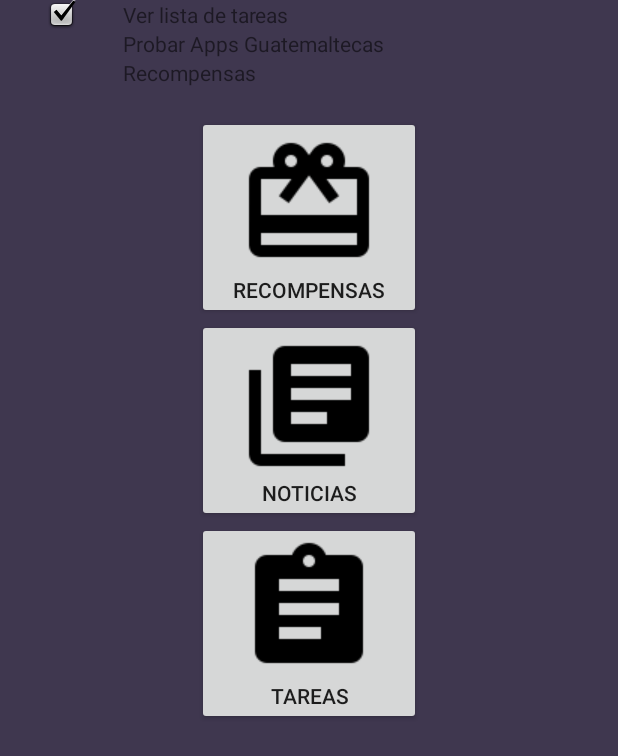
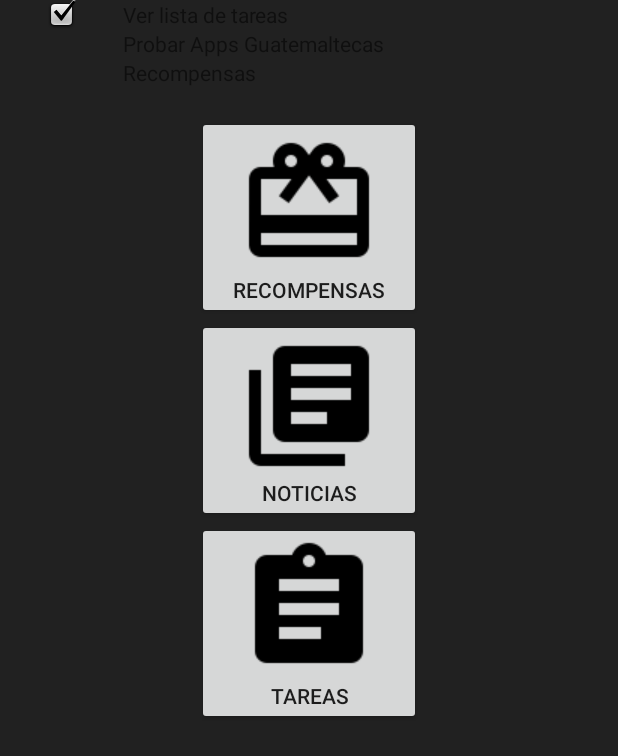
Before and after one commit to DCplayer/EngAppsados, an Android app: the MenuPrincipalActivity screen opened directly, with no data from a screen before it, on a phone screen of 412 x 824 dp. Shown: the top 756 px of the screen. Run offline under Robolectric (Android 15) with nearby library versions, the phone set to English and light mode, and no system bars.

Commit message:
Cambio de icono de la aplicacion

```diff
--- a/EngappsadosApp/app/src/main/AndroidManifest.xml
+++ b/EngappsadosApp/app/src/main/AndroidManifest.xml
@@ -6,7 +6,7 @@
 
     <application
         android:allowBackup="true"
-        android:icon="@mipmap/ic_launcher"
+        android:icon="@drawable/logoo"
         android:label="@string/app_name"
         android:supportsRtl="true"
         android:theme="@style/AppTheme">
--- a/EngappsadosApp/app/src/main/res/layout/activity_menu_principal.xml
+++ b/EngappsadosApp/app/src/main/res/layout/activity_menu_principal.xml
@@ -11,7 +11,7 @@
         android:layout_width="0dp"
         android:layout_height="0dp"
         android:orientation="vertical"
-        android:background= "#3f374f"
+        android:background= "#212121"
         app:layout_constraintBottom_toBottomOf="parent"
         app:layout_constraintRight_toRightOf="parent"
         app:layout_constraintLeft_toLeftOf="parent"
```
Also changed, not shown: EngappsadosApp/app/src/main/res/drawable/ic_assignment_white_24dp.png (added), EngappsadosApp/app/src/main/res/drawable/ic_card_giftcard_white_24dp.png (added), EngappsadosApp/app/src/main/res/drawable/ic_library_books_white_24dp.png (added), EngappsadosApp/app/src/main/res/drawable/logoo.png (added).
